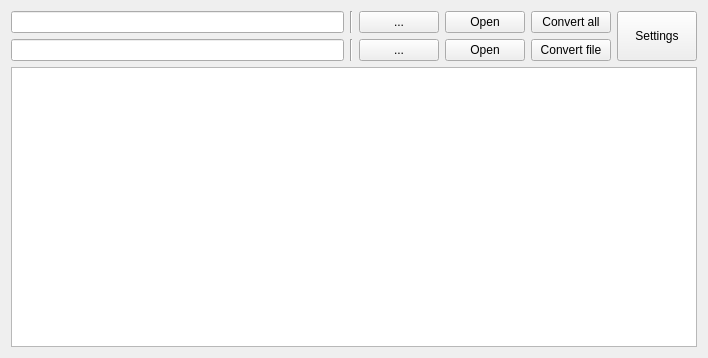
zigorrom/PyFANS, file PyFANS/UI/UI_TimetraceExtractor.ui: the form before one commit.
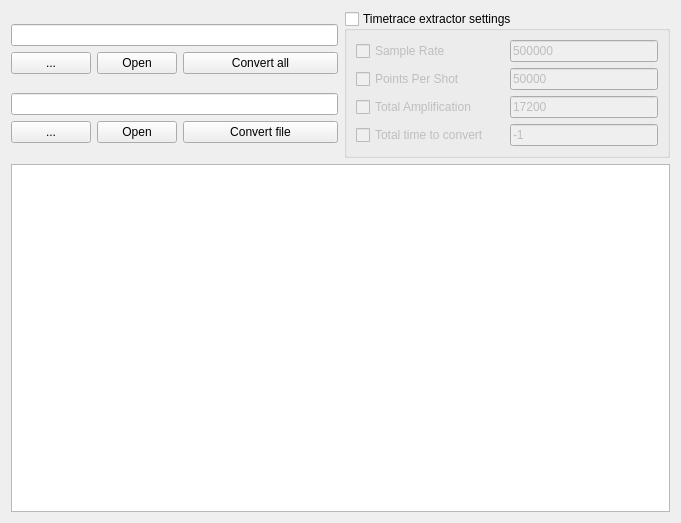
The form after the commit.

The edit to the form file:
```diff
--- a/PyFANS/UI/UI_TimetraceExtractor.ui
+++ b/PyFANS/UI/UI_TimetraceExtractor.ui
@@ -6,35 +6,52 @@
    <rect>
     <x>0</x>
     <y>0</y>
-    <width>708</width>
-    <height>358</height>
+    <width>681</width>
+    <height>523</height>
    </rect>
   </property>
   <property name="windowTitle">
    <string>Timetrace Extractor</string>
   </property>
+  <layout class="QVBoxLayout" name="verticalLayout_4">
+   <item>
+    <layout class="QVBoxLayout" name="verticalLayout_3">
+     <item>
+      <layout class="QHBoxLayout" name="horizontalLayout">
+       <item>
   <layout class="QVBoxLayout" name="verticalLayout_2">
    <item>
-    <layout class="QVBoxLayout" name="verticalLayout">
-     <item>
-      <layout class="QGridLayout" name="gridLayout_3">
+          <layout class="QGridLayout" name="gridLayout_2">
+           <item row="1" column="0">
+            <widget class="QPushButton" name="ui_select_measurement_data_file">
+             <property name="sizePolicy">
+              <sizepolicy hsizetype="Maximum" vsizetype="Fixed">
+               <horstretch>0</horstretch>
+               <verstretch>0</verstretch>
+              </sizepolicy>
+             </property>
+             <property name="text">
+              <string>...</string>
+             </property>
+            </widget>
+           </item>
        <item row="1" column="1">
-        <widget class="QPushButton" name="ui_convert_file">
+            <widget class="QPushButton" name="ui_open_measurement_data_file">
          <property name="sizePolicy">
-          <sizepolicy hsizetype="Preferred" vsizetype="Fixed">
+              <sizepolicy hsizetype="Maximum" vsizetype="Fixed">
            <horstretch>0</horstretch>
            <verstretch>0</verstretch>
           </sizepolicy>
          </property>
          <property name="text">
-          <string>Convert file</string>
+              <string>Open</string>
          </property>
         </widget>
        </item>
-       <item row="0" column="1">
+           <item row="1" column="2">
         <widget class="QPushButton" name="ui_convert_all">
          <property name="sizePolicy">
-          <sizepolicy hsizetype="Maximum" vsizetype="Fixed">
+              <sizepolicy hsizetype="Preferred" vsizetype="Fixed">
            <horstretch>0</horstretch>
            <verstretch>0</verstretch>
           </sizepolicy>
@@ -44,9 +61,24 @@
          </property>
         </widget>
        </item>
-       <item row="1" column="0">
-        <layout class="QGridLayout" name="gridLayout_2">
-         <item row="0" column="0">
+           <item row="0" column="0" colspan="3">
+            <widget class="QLineEdit" name="ui_measurement_data_filename">
+             <property name="sizePolicy">
+              <sizepolicy hsizetype="Expanding" vsizetype="Fixed">
+               <horstretch>0</horstretch>
+               <verstretch>0</verstretch>
+              </sizepolicy>
+             </property>
+             <property name="readOnly">
+              <bool>true</bool>
+             </property>
+            </widget>
+           </item>
+          </layout>
+         </item>
+         <item>
+          <layout class="QGridLayout" name="gridLayout">
+           <item row="0" column="0" colspan="3">
           <widget class="QLineEdit" name="ui_filename">
            <property name="sizePolicy">
             <sizepolicy hsizetype="Expanding" vsizetype="Fixed">
@@ -59,14 +91,7 @@
            </property>
           </widget>
          </item>
-         <item row="0" column="1">
-          <widget class="Line" name="line_2">
-           <property name="orientation">
-            <enum>Qt::Vertical</enum>
-           </property>
-          </widget>
-         </item>
-         <item row="0" column="2">
+           <item row="1" column="0">
           <widget class="QPushButton" name="ui_select_file">
            <property name="sizePolicy">
             <sizepolicy hsizetype="Maximum" vsizetype="Fixed">
@@ -79,7 +104,7 @@
            </property>
           </widget>
          </item>
-         <item row="0" column="3">
+           <item row="1" column="1">
           <widget class="QPushButton" name="ui_open_file">
            <property name="sizePolicy">
             <sizepolicy hsizetype="Maximum" vsizetype="Fixed">
@@ -92,69 +117,132 @@
            </property>
           </widget>
          </item>
-        </layout>
-       </item>
-       <item row="0" column="0">
-        <layout class="QGridLayout" name="gridLayout">
-         <item row="0" column="0">
-          <widget class="QLineEdit" name="ui_folder_name">
+           <item row="1" column="2">
+            <widget class="QPushButton" name="ui_convert_file">
            <property name="sizePolicy">
-            <sizepolicy hsizetype="Expanding" vsizetype="Fixed">
+              <sizepolicy hsizetype="Preferred" vsizetype="Fixed">
              <horstretch>0</horstretch>
              <verstretch>0</verstretch>
             </sizepolicy>
            </property>
-           <property name="readOnly">
+             <property name="text">
+              <string>Convert file</string>
+             </property>
+            </widget>
+           </item>
+          </layout>
+         </item>
+        </layout>
+       </item>
+       <item>
+        <widget class="QGroupBox" name="ui_use_timetrace_settings">
+         <property name="title">
+          <string>Timetrace extractor settings</string>
+         </property>
+         <property name="checkable">
             <bool>true</bool>
            </property>
+         <property name="checked">
+          <bool>false</bool>
+         </property>
+         <layout class="QVBoxLayout" name="verticalLayout">
+          <item>
+           <layout class="QGridLayout" name="gridLayout_3">
+            <item row="0" column="0">
+             <widget class="QCheckBox" name="ui_use_sample_rate">
+              <property name="text">
+               <string>Sample Rate</string>
+              </property>
           </widget>
          </item>
          <item row="0" column="1">
-          <widget class="Line" name="line">
-           <property name="orientation">
-            <enum>Qt::Vertical</enum>
-           </property>
-          </widget>
-         </item>
-         <item row="0" column="2">
-          <widget class="QPushButton" name="ui_select_measurement_data_file">
+             <widget class="QLineEdit" name="ui_sample_rate">
+              <property name="enabled">
+               <bool>false</bool>
+              </property>
+              <property name="sizePolicy">
+               <sizepolicy hsizetype="Preferred" vsizetype="Fixed">
+                <horstretch>0</horstretch>
+                <verstretch>0</verstretch>
+               </sizepolicy>
+              </property>
+              <property name="text">
+               <string>500000</string>
+              </property>
+             </widget>
+            </item>
+            <item row="1" column="0">
+             <widget class="QCheckBox" name="ui_use_points_per_shot">
+              <property name="text">
+               <string>Points Per Shot</string>
+              </property>
+             </widget>
+            </item>
+            <item row="1" column="1">
+             <widget class="QLineEdit" name="ui_points_per_shot">
+              <property name="enabled">
+               <bool>false</bool>
+              </property>
            <property name="sizePolicy">
-            <sizepolicy hsizetype="Maximum" vsizetype="Fixed">
+               <sizepolicy hsizetype="Preferred" vsizetype="Fixed">
              <horstretch>0</horstretch>
              <verstretch>0</verstretch>
             </sizepolicy>
            </property>
            <property name="text">
-            <string>...</string>
+               <string>50000</string>
            </property>
           </widget>
          </item>
-         <item row="0" column="3">
-          <widget class="QPushButton" name="ui_open_folder">
+            <item row="2" column="0">
+             <widget class="QCheckBox" name="ui_use_amplification">
+              <property name="text">
+               <string>Total Amplification</string>
+              </property>
+             </widget>
+            </item>
+            <item row="2" column="1">
+             <widget class="QLineEdit" name="ui_total_amplification">
+              <property name="enabled">
+               <bool>false</bool>
+              </property>
            <property name="sizePolicy">
-            <sizepolicy hsizetype="Maximum" vsizetype="Fixed">
+               <sizepolicy hsizetype="Preferred" vsizetype="Fixed">
              <horstretch>0</horstretch>
              <verstretch>0</verstretch>
             </sizepolicy>
            </property>
            <property name="text">
-            <string>Open</string>
+               <string>17200</string>
            </property>
           </widget>
          </item>
-        </layout>
-       </item>
-       <item row="0" column="2" rowspan="2">
-        <widget class="QPushButton" name="ui_settings">
+            <item row="3" column="0">
+             <widget class="QCheckBox" name="ui_use_total_time">
+              <property name="text">
+               <string>Total time to convert</string>
+              </property>
+             </widget>
+            </item>
+            <item row="3" column="1">
+             <widget class="QLineEdit" name="ui_total_time_to_convert">
+              <property name="enabled">
+               <bool>false</bool>
+              </property>
          <property name="sizePolicy">
-          <sizepolicy hsizetype="Preferred" vsizetype="Preferred">
+               <sizepolicy hsizetype="Preferred" vsizetype="Fixed">
            <horstretch>0</horstretch>
            <verstretch>0</verstretch>
           </sizepolicy>
          </property>
          <property name="text">
-          <string>Settings</string>
-         </property>
+               <string>-1</string>
+              </property>
+             </widget>
+            </item>
+           </layout>
+          </item>
+         </layout>
         </widget>
        </item>
       </layout>
```
Lines whose indentation alone changed are shown as unchanged.
